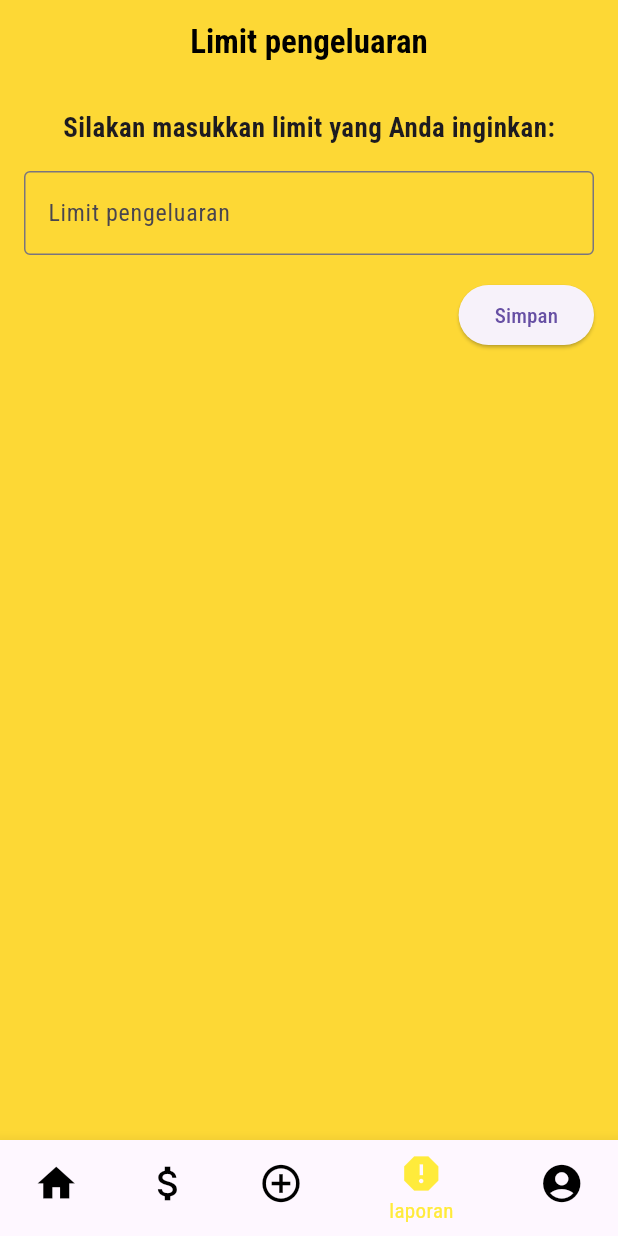
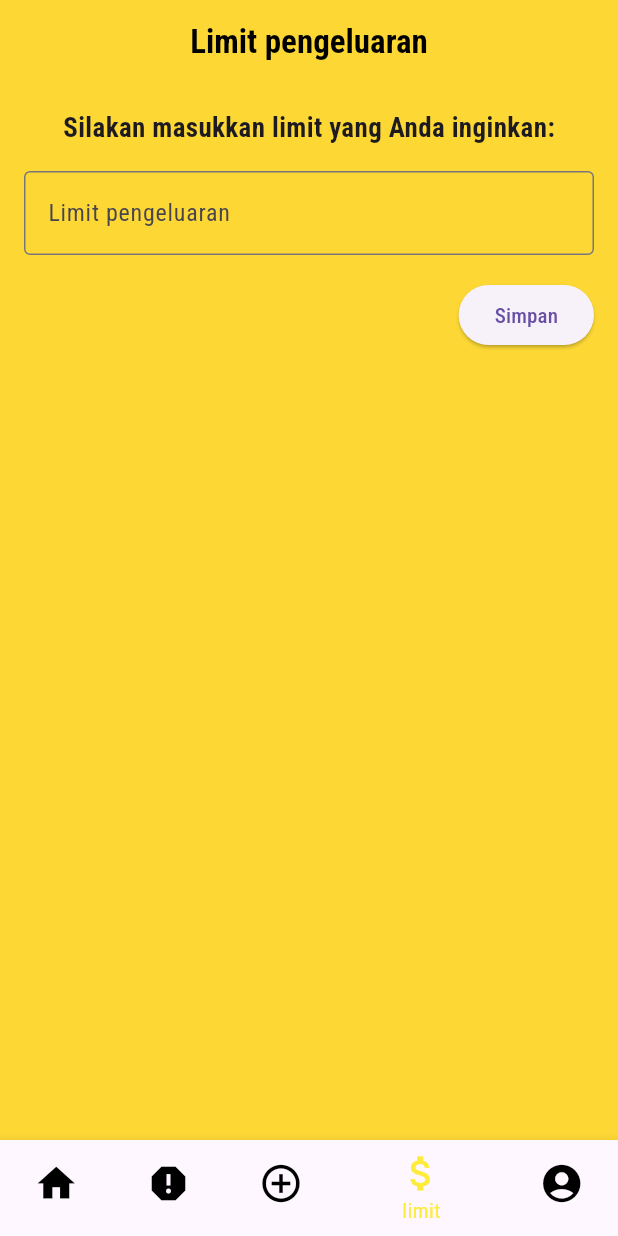
Before and after one commit to ridwan1302210076/ppb_wespend, a Flutter app: the Home screen opened directly, item 4 of the bottom bar chosen, after a tap on "Simpan", on a phone screen of 412 x 824 dp. Run offline on Flutter 3.47's test engine with Material 3 defaults, Android fonts, the light colour scheme and no system bars.

Commit message:
Update: folder Add dan home, profile dan laporan

```diff
--- a/lib/Add/addExpends.dart
+++ b/lib/Add/addExpends.dart
@@ -15,7 +15,7 @@ class _AddExpendesPageState extends State<AddExpendesPage> {
       context: context,
       builder: (BuildContext context) {
         return AlertDialog(
-          backgroundColor: Colors.yellow[600], // Latar belakang warna kuning
+          backgroundColor: Colors.white, // Latar belakang warna kuning
           title: Text('Data Tersimpan'),
           content: Text('Data Expends telah disimpan.'),
           actions: [
--- a/lib/Add/addIncome.dart
+++ b/lib/Add/addIncome.dart
@@ -15,7 +15,7 @@ class _AddIncomePageState extends State<AddIncomePage> {
       context: context,
       builder: (BuildContext context) {
         return AlertDialog(
-          backgroundColor: Colors.yellow[600], // Latar belakang warna kuning
+          backgroundColor: Colors.white, // Latar belakang warna kuning
           title: Text('Data Tersimpan'),
           content: Text('Data income telah disimpan.'),
           actions: [
@@ -115,7 +115,6 @@ class _AddIncomePageState extends State<AddIncomePage> {
                         ),
                         Text(
                           'Tertiery',
-                          style: TextStyle(fontWeight: FontWeight.bold),
                         ),
                       ],
                     ),
--- a/lib/home.dart
+++ b/lib/home.dart
@@ -88,16 +88,16 @@ class _HomeState extends State<Home> {
             label: 'Home',
           ),
           BottomNavigationBarItem(
-            icon: Icon(Icons.attach_money),
-            label: 'limit',
+            icon: Icon(Icons.report),
+            label: 'laporan',
           ),
           BottomNavigationBarItem(
             icon: Icon(Icons.add_circle_outline_outlined),
             label: 'add',
           ),
           BottomNavigationBarItem(
-            icon: Icon(Icons.report),
-            label: 'laporan',
+            icon: Icon(Icons.attach_money),
+            label: 'limit',
           ),
           BottomNavigationBarItem(
             icon: Icon(Icons.account_circle),
--- a/lib/navbar/laporan.dart
+++ b/lib/navbar/laporan.dart
@@ -41,7 +41,7 @@ class _LaporanPageState extends State<LaporanPage> {
               style: TextStyle(
                 fontSize: 18,
                 fontWeight: FontWeight.bold,
-                color: Colors.white,
+                color: Colors.black,
               ),
             ),
             const SizedBox(height: 16),
@@ -52,7 +52,7 @@ class _LaporanPageState extends State<LaporanPage> {
                     value: selectedBulan,
                     decoration: InputDecoration(
                       labelText: 'Bulan',
-                      labelStyle: TextStyle(color: Colors.white),
+                      labelStyle: TextStyle(color: Colors.black),
                       border: OutlineInputBorder(),
                     ),
                     onChanged: (String? newValue) {
@@ -77,7 +77,7 @@ class _LaporanPageState extends State<LaporanPage> {
                     value: selectedTahun,
                     decoration: InputDecoration(
                       labelText: 'Tahun',
-                      labelStyle: TextStyle(color: Colors.white),
+                      labelStyle: TextStyle(color: Colors.black),
                       border: OutlineInputBorder(),
                     ),
                     onChanged: (String? newValue) {
--- a/lib/navbar/profilePage.dart
+++ b/lib/navbar/profilePage.dart
@@ -16,6 +16,8 @@ class _ProfilePageState extends State<ProfilePage> {
   Widget build(BuildContext context) {
     return Scaffold(
       body: SafeArea(
+        child: Container(
+          color: Colors.yellow[600],
             child: Padding(
               padding: const EdgeInsets.all(16.0),
               child: Column(
@@ -35,7 +37,7 @@ class _ProfilePageState extends State<ProfilePage> {
                     width: double.infinity,
                     height: 150,
                     decoration: BoxDecoration(
-                  color: Colors.grey,
+                      color: Color.fromARGB(143, 119, 119, 119),
                       borderRadius: BorderRadius.circular(10),
                     ),
                     child: Padding(
@@ -98,7 +100,7 @@ class _ProfilePageState extends State<ProfilePage> {
                   width: double.infinity,
                   height: 50,
                   decoration: BoxDecoration(
-                  color: Colors.grey,
+                    color: Color.fromARGB(143, 119, 119, 119),
                     borderRadius: BorderRadius.circular(10),
                   ),
                   child: const Center(
@@ -114,6 +116,7 @@ class _ProfilePageState extends State<ProfilePage> {
               ],
             ),
           ),
+        )
       ),
     );
   }
```
Also changed, not shown: pubspec.lock. Lines whose indentation alone changed are shown as unchanged.
